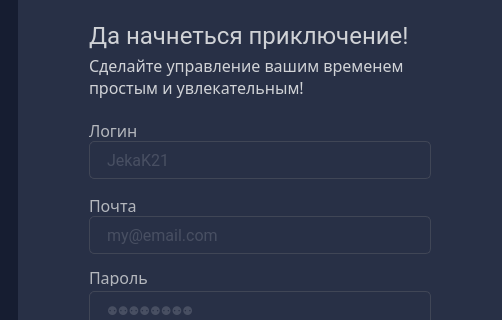
yurii-bel/project_2021, file design/register_d.ui: the form before one commit; both pictures show x 522 to 1024 and y 123 to 443 of the 1024 by 768 pixel window.
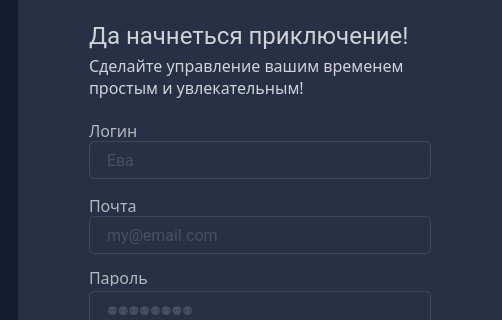
The form after the commit. Icons and pictures are not drawn.

Patch:
```diff
--- a/design/register_d.ui
+++ b/design/register_d.ui
@@ -359,7 +359,7 @@
      <set>Qt::AlignLeading|Qt::AlignLeft|Qt::AlignVCenter</set>
     </property>
     <property name="placeholderText">
-     <string>JekaK21</string>
+     <string>Ева</string>
     </property>
    </widget>
    <widget class="QLabel" name="register_txtlbl_name">
```
